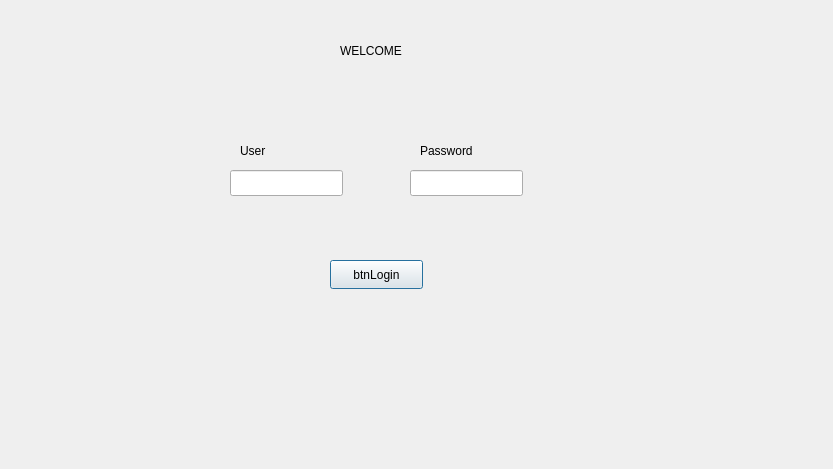
The window that startdialog.ui (cristhianguerreno/StoreInventory) describes before a commit, drawn with Qt 5.
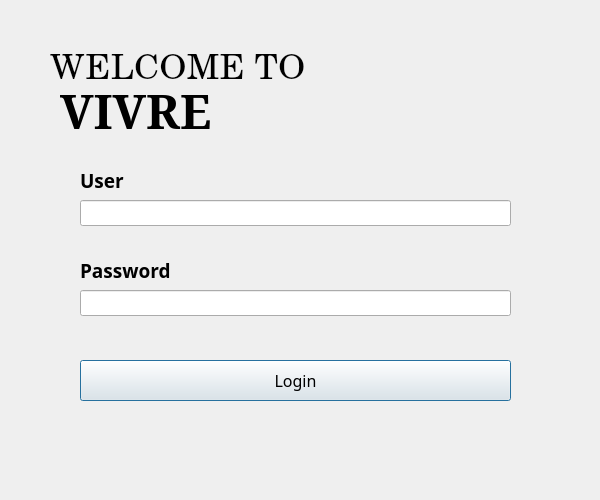
The same window after the commit.

Commit message: Cambio en interfaz y usuarios creados por default

```diff
--- a/startdialog.ui
+++ b/startdialog.ui
@@ -6,32 +6,52 @@
    <rect>
     <x>0</x>
     <y>0</y>
-    <width>833</width>
-    <height>469</height>
+    <width>600</width>
+    <height>500</height>
    </rect>
   </property>
+  <property name="minimumSize">
+   <size>
+    <width>600</width>
+    <height>500</height>
+   </size>
+  </property>
+  <property name="maximumSize">
+   <size>
+    <width>600</width>
+    <height>500</height>
+   </size>
+  </property>
   <property name="windowTitle">
    <string>Dialog</string>
   </property>
   <widget class="QLabel" name="lbl_Welcome">
    <property name="geometry">
     <rect>
-     <x>340</x>
+     <x>50</x>
      <y>40</y>
-     <width>111</width>
-     <height>21</height>
+     <width>261</width>
+     <height>61</height>
     </rect>
    </property>
+   <property name="font">
+    <font>
+     <family>Century Schoolbook</family>
+     <pointsize>26</pointsize>
+     <bold>false</bold>
+     <stylestrategy>PreferDefault</stylestrategy>
+    </font>
+   </property>
    <property name="text">
-    <string>WELCOME</string>
+    <string>WELCOME TO</string>
    </property>
   </widget>
   <widget class="QLineEdit" name="txtUsername">
    <property name="geometry">
     <rect>
-     <x>230</x>
-     <y>170</y>
-     <width>113</width>
+     <x>80</x>
+     <y>200</y>
+     <width>431</width>
      <height>26</height>
     </rect>
    </property>
@@ -39,9 +59,9 @@
   <widget class="QLineEdit" name="txtPassword">
    <property name="geometry">
     <rect>
-     <x>410</x>
-     <y>170</y>
-     <width>113</width>
+     <x>80</x>
+     <y>290</y>
+     <width>431</width>
      <height>26</height>
     </rect>
    </property>
@@ -49,12 +69,19 @@
   <widget class="QLabel" name="lbl_Welcome_2">
    <property name="geometry">
     <rect>
-     <x>240</x>
-     <y>140</y>
+     <x>80</x>
+     <y>170</y>
      <width>111</width>
      <height>21</height>
     </rect>
    </property>
+   <property name="font">
+    <font>
+     <family>Century Gothic</family>
+     <pointsize>14</pointsize>
+     <bold>true</bold>
+    </font>
+   </property>
    <property name="text">
     <string>User</string>
    </property>
@@ -62,12 +89,19 @@
   <widget class="QLabel" name="lbl_Welcome_3">
    <property name="geometry">
     <rect>
-     <x>420</x>
-     <y>140</y>
+     <x>80</x>
+     <y>260</y>
      <width>111</width>
      <height>21</height>
     </rect>
    </property>
+   <property name="font">
+    <font>
+     <family>Century Gothic</family>
+     <pointsize>14</pointsize>
+     <bold>true</bold>
+    </font>
+   </property>
    <property name="text">
     <string>Password</string>
    </property>
@@ -75,14 +109,43 @@
   <widget class="QPushButton" name="btnLogin">
    <property name="geometry">
     <rect>
-     <x>330</x>
-     <y>260</y>
-     <width>93</width>
-     <height>29</height>
+     <x>80</x>
+     <y>360</y>
+     <width>431</width>
+     <height>41</height>
     </rect>
    </property>
+   <property name="font">
+    <font>
+     <family>Century Gothic</family>
+     <pointsize>12</pointsize>
+    </font>
+   </property>
    <property name="text">
-    <string>btnLogin</string>
+    <string>Login</string>
+   </property>
+  </widget>
+  <widget class="QLabel" name="lbl_Welcome_4">
+   <property name="geometry">
+    <rect>
+     <x>60</x>
+     <y>80</y>
+     <width>161</width>
+     <height>61</height>
+    </rect>
+   </property>
+   <property name="font">
+    <font>
+     <family>Garamond</family>
+     <pointsize>36</pointsize>
+     <italic>false</italic>
+     <bold>true</bold>
+     <underline>false</underline>
+     <stylestrategy>PreferDefault</stylestrategy>
+    </font>
+   </property>
+   <property name="text">
+    <string>VIVRE</string>
    </property>
   </widget>
  </widget>
```
The commit also changes 6 other files.
